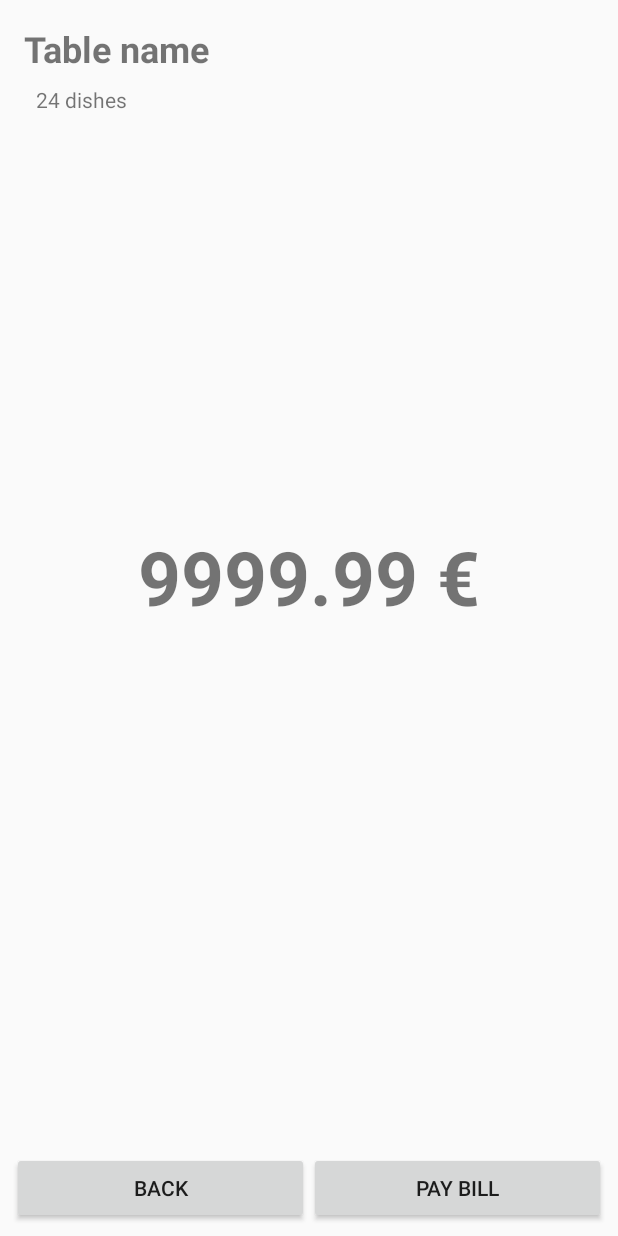
After one commit to Omaddon/Disher, an Android app: the layout activity_table_bill.xml on its own in the app's theme, with its tools: preview values and no code run, on a phone screen of 412 x 824 dp. The commit adds this screen. Run offline under Robolectric (Android 15) with nearby library versions, the phone set to English and light mode, and no system bars.

Commit message:
TODO: detail (when click on dishList) + extras (add/delete table, language). Working: bill + delete dishList

```diff
--- a/app/src/main/AndroidManifest.xml
+++ b/app/src/main/AndroidManifest.xml
@@ -26,6 +26,8 @@
             android:name=".activity.DishListActivity"
             android:theme="@style/AppTheme.NoActionBar">
         </activity>
+        <activity android:name=".activity.TableBillActivity">
+        </activity>
     </application>
 
 </manifest>
--- a/app/src/main/java/com/ammyt/disher/model/Table.kt
+++ b/app/src/main/java/com/ammyt/disher/model/Table.kt
@@ -22,4 +22,8 @@ data class Table(
             dishes = mutableListOf(dish)
         }
     }
+
+    fun replaceDishes(newDishes: MutableList<Dish>?) {
+        dishes = newDishes
+    }
 }
--- /dev/null
+++ b/app/src/main/res/layout/activity_table_bill.xml
@@ -0,0 +1,76 @@
+<?xml version="1.0" encoding="utf-8"?>
+<android.support.constraint.ConstraintLayout
+    xmlns:android="http://schemas.android.com/apk/res/android"
+    xmlns:app="http://schemas.android.com/apk/res-auto"
+    xmlns:tools="http://schemas.android.com/tools"
+    android:layout_width="match_parent"
+    android:layout_height="match_parent"
+    tools:context="com.ammyt.disher.activity.TableBillActivity">
+
+    <TextView
+        android:id="@+id/table_name"
+        android:layout_width="wrap_content"
+        android:layout_height="wrap_content"
+        android:textSize="@dimen/bill_table_name_size"
+        android:textStyle="bold"
+        android:layout_marginStart="@dimen/margin_default"
+        android:layout_marginTop="@dimen/margin_default"
+        app:layout_constraintStart_toStartOf="parent"
+        app:layout_constraintTop_toTopOf="parent"
+        tools:text="Table name"
+        android:layout_marginLeft="@dimen/margin_default"/>
+
+    <TextView
+        android:id="@+id/dish_of_table_count"
+        android:layout_width="wrap_content"
+        android:layout_height="wrap_content"
+        android:layout_marginStart="@dimen/margin_small"
+        android:layout_marginTop="@dimen/margin_small"
+        app:layout_constraintStart_toStartOf="@+id/table_name"
+        app:layout_constraintTop_toBottomOf="@+id/table_name"
+        tools:text="24 dishes"
+        android:layout_marginLeft="@dimen/margin_small"/>
+
+    <TextView
+        android:id="@+id/table_bill"
+        android:layout_width="wrap_content"
+        android:layout_height="wrap_content"
+        android:textStyle="bold"
+        android:textSize="@dimen/bill_amount_size"
+        android:layout_marginBottom="@dimen/margin_default"
+        android:layout_marginEnd="@dimen/margin_default"
+        android:layout_marginStart="@dimen/margin_default"
+        android:layout_marginTop="@dimen/margin_default"
+        app:layout_constraintBottom_toTopOf="@+id/back_bill_button"
+        app:layout_constraintEnd_toEndOf="parent"
+        app:layout_constraintStart_toStartOf="parent"
+        app:layout_constraintTop_toTopOf="parent"
+        tools:text="9999.99 €"/>
+
+    <Button
+        android:id="@+id/pay_bill_button"
+        android:layout_width="0dp"
+        android:layout_height="wrap_content"
+        android:layout_marginBottom="@dimen/margin_small"
+        android:layout_marginEnd="@dimen/margin_small"
+        android:text="@string/pay_bill"
+        app:layout_constraintBottom_toBottomOf="parent"
+        app:layout_constraintEnd_toEndOf="parent"
+        app:layout_constraintHorizontal_bias="0.5"
+        app:layout_constraintStart_toEndOf="@+id/back_bill_button"
+        android:layout_marginRight="@dimen/margin_small"/>
+
+    <Button
+        android:id="@+id/back_bill_button"
+        android:layout_width="0dp"
+        android:layout_height="wrap_content"
+        android:layout_marginBottom="@dimen/margin_small"
+        android:layout_marginStart="@dimen/margin_small"
+        android:text="@string/back_from_bill"
+        app:layout_constraintBottom_toBottomOf="parent"
+        app:layout_constraintEnd_toStartOf="@+id/pay_bill_button"
+        app:layout_constraintHorizontal_bias="0.5"
+        app:layout_constraintStart_toStartOf="parent"
+        android:layout_marginLeft="@dimen/margin_small"/>
+
+</android.support.constraint.ConstraintLayout>
--- a/app/src/main/res/layout/fragment_table_list.xml
+++ b/app/src/main/res/layout/fragment_table_list.xml
@@ -8,7 +8,6 @@
         android:id="@+id/table_list"
         android:layout_width="match_parent"
         android:layout_height="match_parent">
-
     </ListView>
 
 </FrameLayout>
--- a/app/src/main/res/menu/pager.xml
+++ b/app/src/main/res/menu/pager.xml
@@ -1,6 +1,7 @@
 <?xml version="1.0" encoding="utf-8"?>
 <menu xmlns:android="http://schemas.android.com/apk/res/android"
       xmlns:app="http://schemas.android.com/apk/res-auto">
+    <item android:id="@+id/bill" android:title="@string/bill"/>
     <item android:id="@+id/previous" app:showAsAction="ifRoom" android:title="@string/previous"/>
     <item android:id="@+id/next" app:showAsAction="ifRoom" android:title="@string/next"/>
 </menu>
--- a/app/src/main/res/values/dimens.xml
+++ b/app/src/main/res/values/dimens.xml
@@ -10,4 +10,6 @@
     <dimen name="dish_detail_name_size">20sp</dimen>
     <dimen name="dish_detail_price_size">18sp</dimen>
     <dimen name="dish_detail_description_size">16sp</dimen>
+    <dimen name="bill_table_name_size">24sp</dimen>
+    <dimen name="bill_amount_size">50sp</dimen>
 </resources>
--- a/app/src/main/res/values/strings.xml
+++ b/app/src/main/res/values/strings.xml
@@ -7,4 +7,9 @@
     <string name="allergen_image">Allergen image</string>
     <string name="dish_price">%.2f €</string>
     <string name="dish_options_hint">Type the options for this Dish.</string>
+    <string name="bill">Bill</string>
+    <string name="pay_bill">Pay bill</string>
+    <string name="back_from_bill">Back</string>
+    <string name="dishes_amount">%d dishes</string>
+    <string name="bill_format">%.2f €</string>
 </resources>
```
Also changed, not shown: app/src/main/java/com/ammyt/disher/activity/DishListActivity.kt (+33 -2 lines), app/src/main/java/com/ammyt/disher/activity/TableBillActivity.kt (added, +85 -0 lines), app/src/main/java/com/ammyt/disher/activity/TableListActivity.kt (+37 -5 lines), app/src/main/java/com/ammyt/disher/fragment/DishListFragment.kt (+17 -1 lines).
